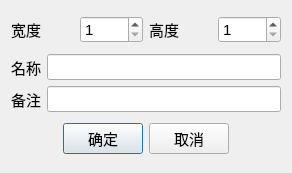
Qt form BmpManager/dialognewimgfile.ui (luckyPtr/BitmapStudio) before a commit.
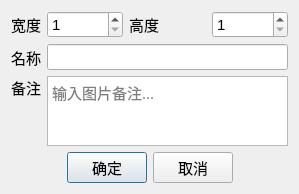
The same form after that commit. Custom widgets are drawn as their Qt base class.

Commit message: 修改新建图片的备注界面，可以输入多行

The edit to the form file:
```diff
--- a/BmpManager/dialognewimgfile.ui
+++ b/BmpManager/dialognewimgfile.ui
@@ -6,19 +6,19 @@
    <rect>
     <x>0</x>
     <y>0</y>
-    <width>292</width>
-    <height>173</height>
+    <width>299</width>
+    <height>188</height>
    </rect>
   </property>
   <property name="windowTitle">
    <string>新建图片</string>
   </property>
-  <layout class="QGridLayout" name="gridLayout_2">
+  <layout class="QGridLayout" name="gridLayout">
    <item row="0" column="0">
     <widget class="QLabel" name="label">
      <property name="font">
       <font>
-       <family>Arial</family>
+       <family>Microsoft YaHei UI</family>
        <pointsize>11</pointsize>
       </font>
      </property>
@@ -31,7 +31,7 @@
     <widget class="QUnitSpinBox" name="spinBoxWidth">
      <property name="font">
       <font>
-       <family>Arial</family>
+       <family>Microsoft YaHei UI</family>
        <pointsize>11</pointsize>
       </font>
      </property>
@@ -47,7 +47,7 @@
     <widget class="QLabel" name="label_2">
      <property name="font">
       <font>
-       <family>Arial</family>
+       <family>Microsoft YaHei UI</family>
        <pointsize>11</pointsize>
       </font>
      </property>
@@ -63,7 +63,7 @@
     <widget class="QUnitSpinBox" name="spinBoxHeight">
      <property name="font">
       <font>
-       <family>Arial</family>
+       <family>Microsoft YaHei UI</family>
        <pointsize>11</pointsize>
       </font>
      </property>
@@ -81,13 +81,11 @@
      </property>
     </widget>
    </item>
-   <item row="1" column="0" colspan="4">
-    <layout class="QGridLayout" name="gridLayout">
      <item row="1" column="0">
       <widget class="QLabel" name="label_3">
        <property name="font">
         <font>
-         <family>Arial</family>
+       <family>Microsoft YaHei UI</family>
          <pointsize>11</pointsize>
         </font>
        </property>
@@ -96,11 +94,58 @@
        </property>
       </widget>
      </item>
-     <item row="1" column="1">
+   <item row="2" column="0">
+    <layout class="QVBoxLayout" name="verticalLayout">
+     <item>
+      <widget class="QLabel" name="label_4">
+       <property name="font">
+        <font>
+         <family>Microsoft YaHei UI</family>
+         <pointsize>11</pointsize>
+        </font>
+       </property>
+       <property name="text">
+        <string>备注</string>
+       </property>
+      </widget>
+     </item>
+     <item>
+      <spacer name="verticalSpacer">
+       <property name="orientation">
+        <enum>Qt::Vertical</enum>
+       </property>
+       <property name="sizeHint" stdset="0">
+        <size>
+         <width>20</width>
+         <height>40</height>
+        </size>
+       </property>
+      </spacer>
+     </item>
+    </layout>
+   </item>
+   <item row="2" column="1" colspan="3">
+    <widget class="QTextEdit" name="textEdit">
+     <property name="font">
+      <font>
+       <family>微软雅黑</family>
+       <pointsize>11</pointsize>
+       <underline>false</underline>
+      </font>
+     </property>
+     <property name="acceptRichText">
+      <bool>false</bool>
+     </property>
+     <property name="placeholderText">
+      <string>输入图片备注...</string>
+     </property>
+    </widget>
+   </item>
+   <item row="1" column="1" colspan="3">
       <widget class="QLineEdit" name="lineEditImgFileName">
        <property name="font">
         <font>
-         <family>Arial</family>
+       <family>Microsoft YaHei UI</family>
          <pointsize>11</pointsize>
         </font>
        </property>
@@ -115,32 +160,7 @@
        </property>
       </widget>
      </item>
-     <item row="2" column="0">
-      <widget class="QLabel" name="label_4">
-       <property name="font">
-        <font>
-         <family>Arial</family>
-         <pointsize>11</pointsize>
-        </font>
-       </property>
-       <property name="text">
-        <string>备注</string>
-       </property>
-      </widget>
-     </item>
-     <item row="2" column="1">
-      <widget class="QLineEdit" name="lineEdit">
-       <property name="font">
-        <font>
-         <family>Arial</family>
-         <pointsize>11</pointsize>
-        </font>
-       </property>
-      </widget>
-     </item>
-    </layout>
-   </item>
-   <item row="2" column="0" colspan="4">
+   <item row="3" column="0" colspan="4">
     <layout class="QHBoxLayout" name="horizontalLayout">
      <item>
       <spacer name="horizontalSpacer">
```
Lines whose indentation alone changed are shown as unchanged. The commit also changes 2 other files.
